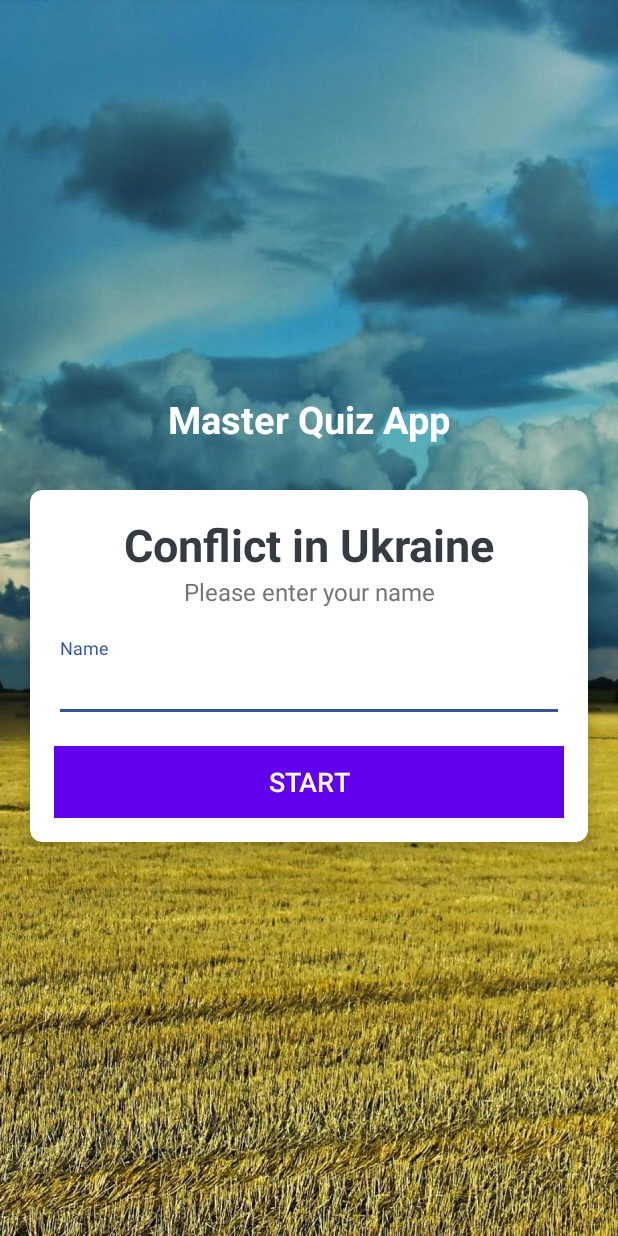
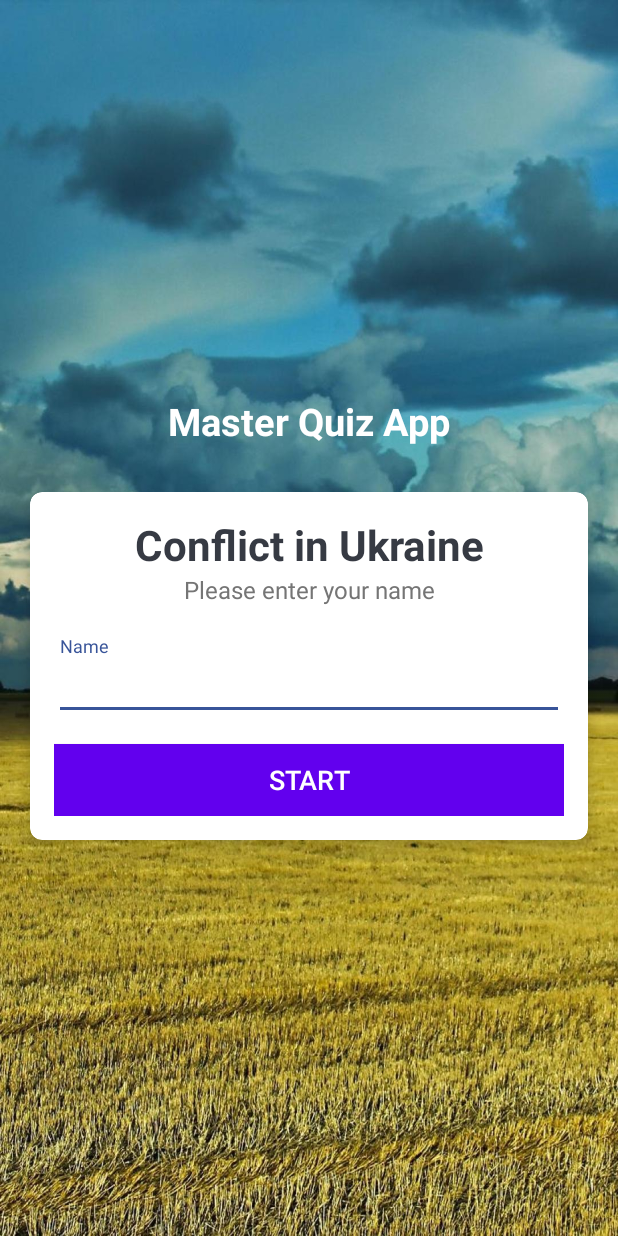
Before and after one commit to agostinhoramos/MasterQuizApp, an Android app: the screen it shows after launch (MainActivity), on a phone screen of 412 x 824 dp. Run offline under Robolectric (Android 15) with nearby library versions, the phone set to English and light mode, and no system bars.

Commit message:
Setting up some changes

```diff
--- a/app/src/main/res/layout/activity_main.xml
+++ b/app/src/main/res/layout/activity_main.xml
@@ -43,7 +43,7 @@
                 android:gravity="center"
                 android:text="@string/subtitle"
                 android:textColor="#363A43"
-                android:textSize="30sp"
+                android:textSize="28sp"
                 android:textStyle="bold"
                 />
 
```
